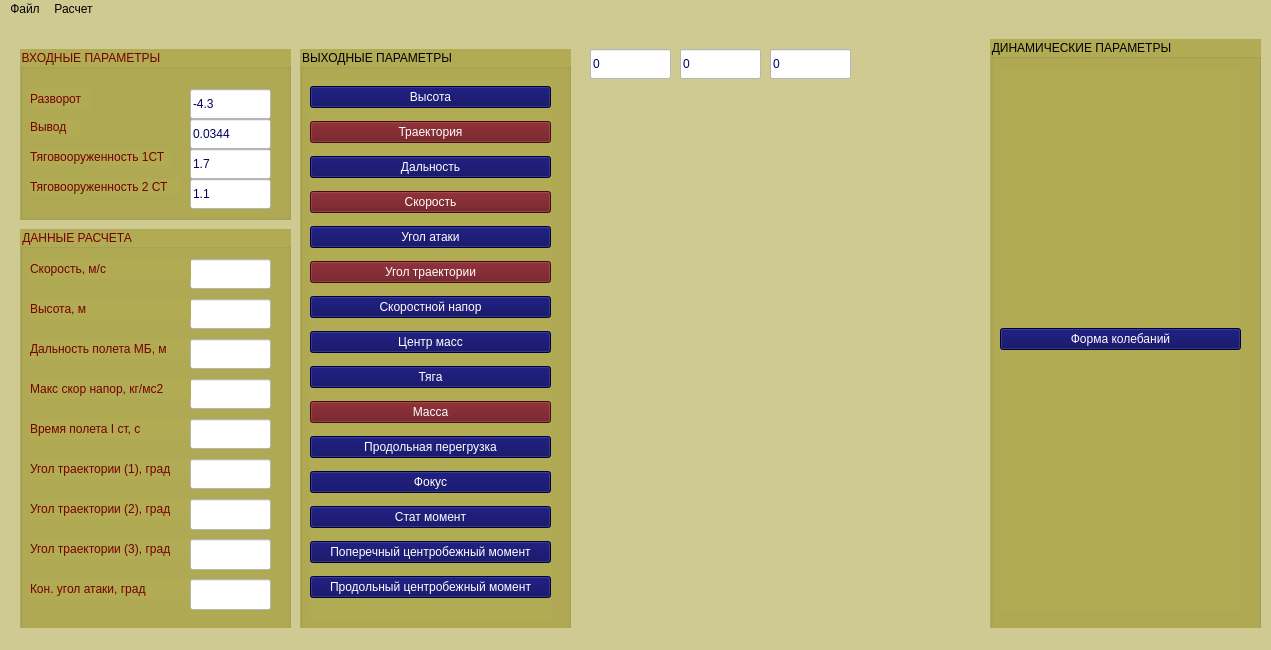
Before: the Qt Designer form Rocket_Flying-main/mainwindow.ui in VladimirSmetana/BalDyn, drawn with Qt 5.
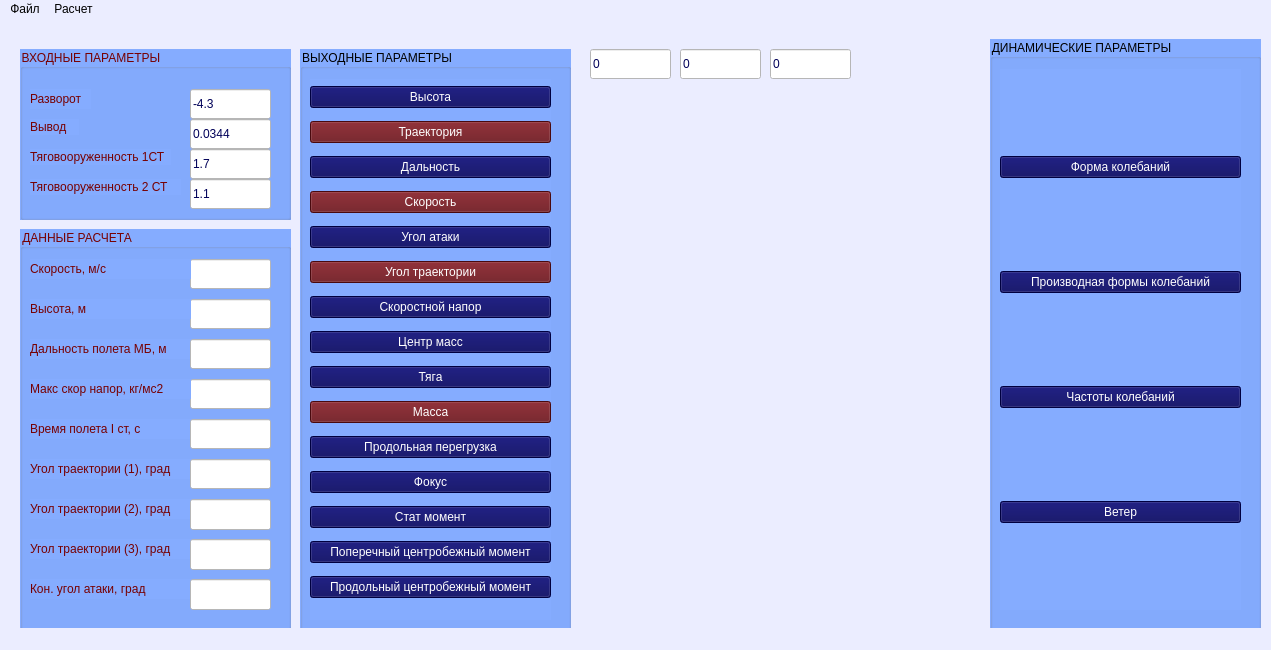
After: the same form once the commit is applied. Custom widgets are drawn as their Qt base class.

Diff of the .ui file:
```diff
--- a/Rocket_Flying-main/mainwindow.ui
+++ b/Rocket_Flying-main/mainwindow.ui
@@ -14,7 +14,7 @@
    <string>Проектный расчет двухступенчатой ракеты</string>
   </property>
   <property name="styleSheet">
-   <string notr="true">background-color:   rgb(206, 202, 145);
+   <string notr="true">background-color:  rgb(235, 237, 255);
 color: black;</string>
   </property>
   <widget class="QWidget" name="centralwidget">
@@ -49,7 +49,7 @@
      </rect>
     </property>
     <property name="styleSheet">
-     <string notr="true">background-color:  rgb(177, 171, 84);
+     <string notr="true">background-color: rgb(133, 172, 255);
 color: rgb(118, 0, 2);</string>
     </property>
     <property name="title">
@@ -186,7 +186,7 @@
      </rect>
     </property>
     <property name="styleSheet">
-     <string notr="true">background-color:  rgb(177, 171, 84);
+     <string notr="true">background-color: rgb(133, 172, 255);
 color: rgb(118, 0, 2);</string>
     </property>
     <property name="title">
@@ -446,7 +446,7 @@
      </rect>
     </property>
     <property name="styleSheet">
-     <string notr="true">background-color:  rgb(177, 171, 84);
+     <string notr="true">background-color: rgb(133, 172, 255);
 color: black;</string>
     </property>
     <property name="title">
@@ -718,7 +718,7 @@
      </rect>
     </property>
     <property name="styleSheet">
-     <string notr="true">background-color:  rgb(177, 171, 84);
+     <string notr="true">background-color: rgb(133, 172, 255);
 color: black;</string>
     </property>
     <property name="title">
@@ -738,7 +738,7 @@
      </property>
      <layout class="QVBoxLayout" name="verticalLayout_2">
       <item>
-       <widget class="QPushButton" name="height_Button_2">
+       <widget class="QPushButton" name="height_Button_3">
         <property name="contextMenuPolicy">
          <enum>Qt::CustomContextMenu</enum>
         </property>
@@ -763,6 +763,69 @@
         </property>
        </widget>
       </item>
+      <item>
+       <widget class="QPushButton" name="height_Button_4">
+        <property name="contextMenuPolicy">
+         <enum>Qt::CustomContextMenu</enum>
+        </property>
+        <property name="styleSheet">
+         <string notr="true">background-color: rgb(0, 0, 88);
+color: white</string>
+        </property>
+        <property name="text">
+         <string>Производная формы колебаний</string>
+        </property>
+        <property name="checkable">
+         <bool>false</bool>
+        </property>
+        <property name="autoRepeat">
+         <bool>false</bool>
+        </property>
+        <property name="autoExclusive">
+         <bool>false</bool>
+        </property>
+        <property name="autoDefault">
+         <bool>false</bool>
+        </property>
+       </widget>
+      </item>
+      <item>
+       <widget class="QPushButton" name="height_Button_2">
+        <property name="contextMenuPolicy">
+         <enum>Qt::CustomContextMenu</enum>
+        </property>
+        <property name="styleSheet">
+         <string notr="true">background-color: rgb(0, 0, 88);
+color: white</string>
+        </property>
+        <property name="text">
+         <string>Частоты колебаний</string>
+        </property>
+        <property name="checkable">
+         <bool>false</bool>
+        </property>
+        <property name="autoRepeat">
+         <bool>false</bool>
+        </property>
+        <property name="autoExclusive">
+         <bool>false</bool>
+        </property>
+        <property name="autoDefault">
+         <bool>false</bool>
+        </property>
+       </widget>
+      </item>
+      <item>
+       <widget class="QPushButton" name="pushButton">
+        <property name="styleSheet">
+         <string notr="true">background-color: rgb(0, 0, 88);
+color: white</string>
+        </property>
+        <property name="text">
+         <string>Ветер</string>
+        </property>
+       </widget>
+      </item>
      </layout>
     </widget>
    </widget>
```
